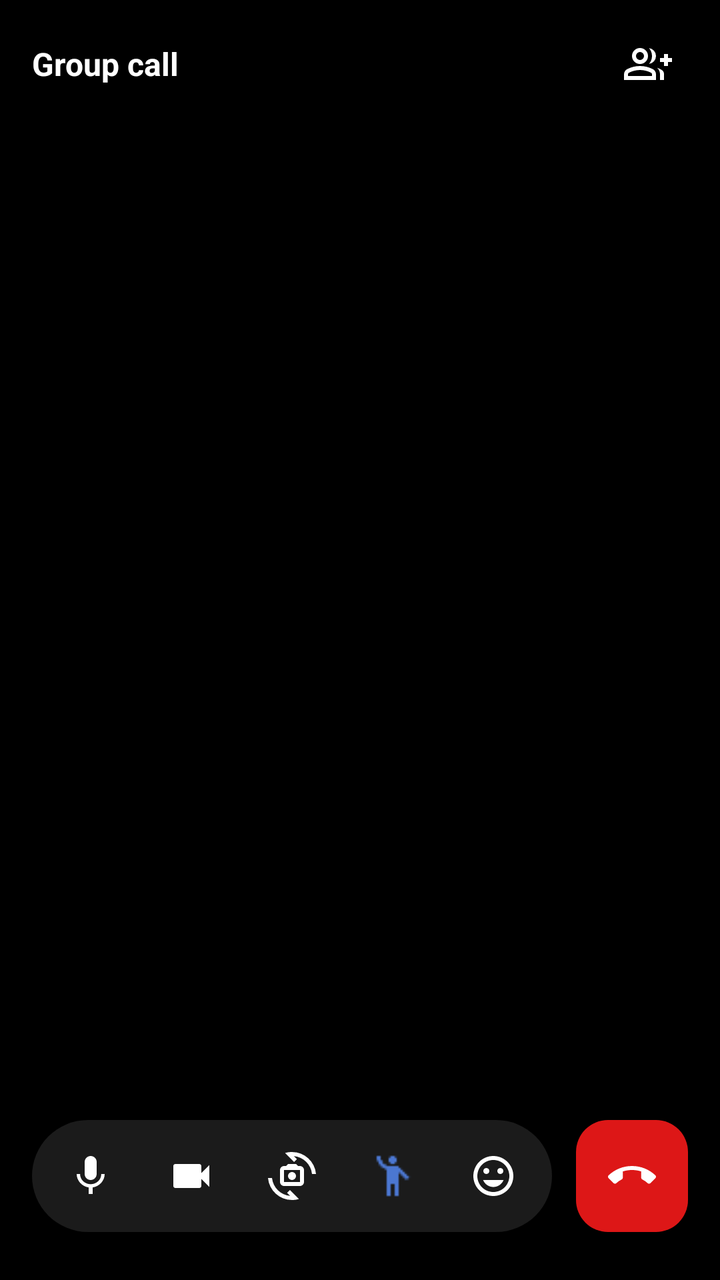
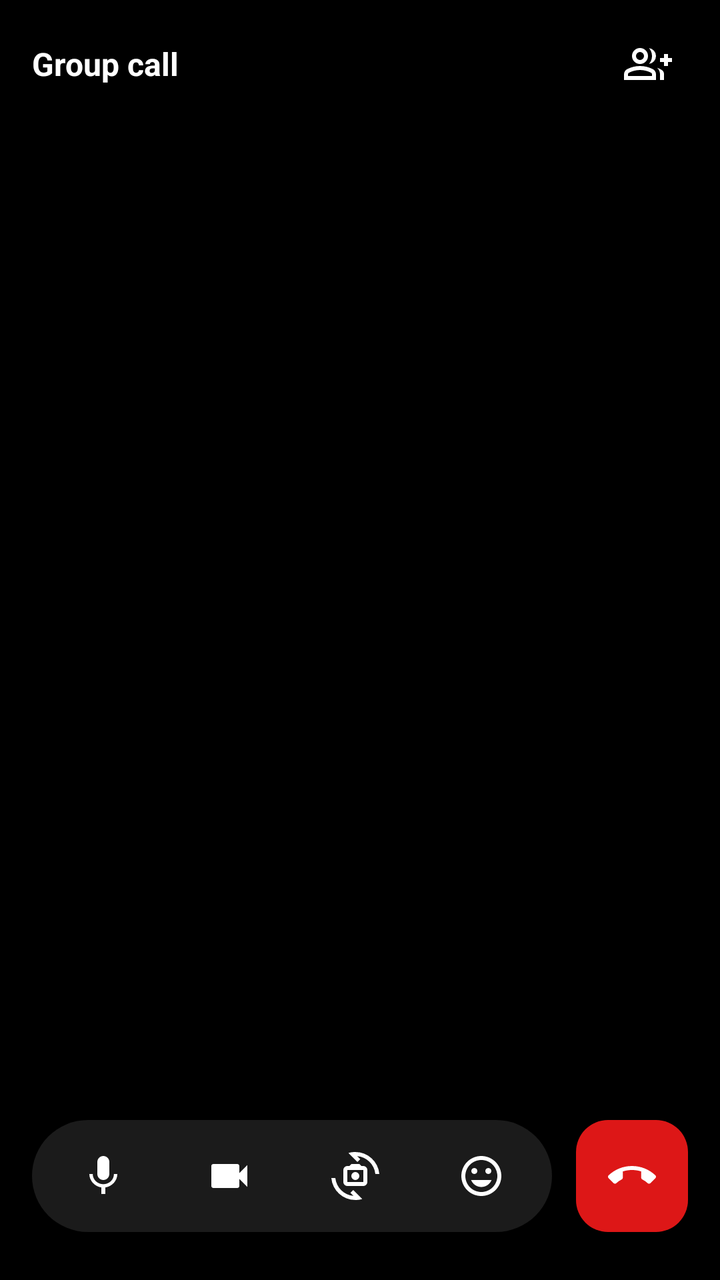

Before-and-after screenshots of an Android layout around one commit, followed by the original layout XML and the change that was made.
<!-- AndroidManifest.xml: application theme MindTheClub -->
<!-- res/layout/group_call.xml -->
<?xml version="1.0" encoding="utf-8"?>
<androidx.constraintlayout.widget.ConstraintLayout
    xmlns:android="http://schemas.android.com/apk/res/android"
    xmlns:app="http://schemas.android.com/apk/res-auto"
    xmlns:tools="http://schemas.android.com/tools"
    android:id="@+id/group_call_container"
    android:layout_width="match_parent"
    android:layout_height="match_parent"
    android:background="@color/black"
    android:keepScreenOn="true">

    
    <androidx.recyclerview.widget.RecyclerView
        android:id="@+id/participants_grid"
        android:layout_width="0dp"
        android:layout_height="0dp"
        android:clipToPadding="false"
        android:paddingTop="56dp"
        android:paddingBottom="96dp"
        app:layout_constraintBottom_toBottomOf="parent"
        app:layout_constraintEnd_toEndOf="parent"
        app:layout_constraintStart_toStartOf="parent"
        app:layout_constraintTop_toTopOf="parent" />

    
    <LinearLayout
        android:id="@+id/top_bar"
        android:layout_width="match_parent"
        android:layout_height="wrap_content"
        android:elevation="8dp"
        android:gravity="center_vertical"
        android:orientation="horizontal"
        android:paddingStart="16dp"
        android:paddingTop="12dp"
        android:paddingEnd="16dp"
        android:paddingBottom="8dp"
        app:layout_constraintEnd_toEndOf="parent"
        app:layout_constraintStart_toStartOf="parent"
        app:layout_constraintTop_toTopOf="parent">

        <TextView
            android:id="@+id/call_title"
            android:layout_width="0dp"
            android:layout_height="wrap_content"
            android:layout_weight="1"
            android:ellipsize="end"
            android:maxLines="1"
            android:text="@string/group_call"
            android:textColor="@color/white"
            android:textSize="16sp"
            android:textStyle="bold" />

        <TextView
            android:id="@+id/call_duration"
            android:layout_width="wrap_content"
            android:layout_height="wrap_content"
            android:layout_marginEnd="12dp"
            android:textColor="@color/white"
            android:textSize="14sp" />

        <ImageButton
            android:id="@+id/btn_add_participant"
            android:layout_width="40dp"
            android:layout_height="40dp"
            android:background="?attr/selectableItemBackgroundBorderless"
            android:contentDescription="@string/group_call_who_to_add"
            android:scaleType="centerInside"
            android:src="@drawable/group_add"
            app:tint="@color/white" />

    </LinearLayout>

    
    <TextView
        android:id="@+id/call_banner"
        android:layout_width="match_parent"
        android:layout_height="wrap_content"
        android:background="#CC1F1F1F"
        android:elevation="8dp"
        android:gravity="center"
        android:paddingStart="16dp"
        android:paddingTop="8dp"
        android:paddingEnd="16dp"
        android:paddingBottom="8dp"
        android:textColor="@color/white"
        android:textSize="13sp"
        android:visibility="gone"
        app:layout_constraintEnd_toEndOf="parent"
        app:layout_constraintStart_toStartOf="parent"
        app:layout_constraintTop_toBottomOf="@+id/top_bar"
        tools:visibility="visible" />

    
    <LinearLayout
        android:id="@+id/reactions_bar"
        android:layout_width="wrap_content"
        android:layout_height="wrap_content"
        android:layout_marginBottom="12dp"
        android:background="@drawable/toolbar_background"
        android:elevation="10dp"
        android:gravity="center"
        android:orientation="horizontal"
        android:paddingStart="12dp"
        android:paddingTop="8dp"
        android:paddingEnd="12dp"
        android:paddingBottom="8dp"
        android:visibility="gone"
        app:layout_constraintBottom_toTopOf="@+id/bottom_controls"
        app:layout_constraintEnd_toEndOf="parent"
        app:layout_constraintStart_toStartOf="parent"
        tools:visibility="visible" />

    <LinearLayout
        android:id="@+id/bottom_controls"
        android:layout_width="match_parent"
        android:layout_height="wrap_content"
        android:baselineAligned="false"
        android:elevation="8dp"
        android:gravity="center_vertical"
        android:orientation="horizontal"
        android:paddingStart="16dp"
        android:paddingEnd="16dp"
        android:paddingBottom="24dp"
        app:layout_constraintBottom_toBottomOf="parent"
        app:layout_constraintEnd_toEndOf="parent"
        app:layout_constraintStart_toStartOf="parent">

        <FrameLayout
            android:layout_width="0dp"
            android:layout_height="56dp"
            android:layout_marginEnd="12dp"
            android:layout_weight="1"
            android:background="@drawable/toolbar_background"
            android:elevation="4dp">

            <LinearLayout
                android:layout_width="match_parent"
                android:layout_height="match_parent"
                android:gravity="center"
                android:orientation="horizontal"
                android:paddingStart="4dp"
                android:paddingEnd="4dp">

                <ImageButton
                    android:id="@+id/btn_mic"
                    android:layout_width="0dp"
                    android:layout_height="48dp"
                    android:layout_weight="1"
                    android:background="?attr/selectableItemBackgroundBorderless"
                    android:contentDescription="@string/muted"
                    android:scaleType="centerInside"
                    android:src="@drawable/microphone"
                    app:tint="@color/white" />

                <ImageButton
                    android:id="@+id/btn_camera"
                    android:layout_width="0dp"
                    android:layout_height="48dp"
                    android:layout_weight="1"
                    android:background="?attr/selectableItemBackgroundBorderless"
                    android:contentDescription="@string/camera"
                    android:scaleType="centerInside"
                    android:src="@drawable/video"
                    app:tint="@color/white" />

                <ImageButton
                    android:id="@+id/btn_switch_camera"
                    android:layout_width="0dp"
                    android:layout_height="48dp"
                    android:layout_weight="1"
                    android:background="?attr/selectableItemBackgroundBorderless"
                    android:contentDescription="@string/camera"
                    android:scaleType="centerInside"
                    android:src="@drawable/camera_switch"
                    app:tint="@color/white" />

                <ImageButton
                    android:id="@+id/btn_hand"
                    android:layout_width="0dp"
                    android:layout_height="48dp"
                    android:layout_weight="1"
                    android:background="?attr/selectableItemBackgroundBorderless"
                    android:contentDescription="@string/raise_hand"
                    android:scaleType="centerInside"
                    android:src="@drawable/person_raised_hand" />

                <ImageButton
                    android:id="@+id/btn_reaction"
                    android:layout_width="0dp"
                    android:layout_height="48dp"
                    android:layout_weight="1"
                    android:background="?attr/selectableItemBackgroundBorderless"
                    android:contentDescription="@string/reactions"
                    android:scaleType="centerInside"
                    android:src="@drawable/emoji"
                    app:tint="@color/white" />

            </LinearLayout>

        </FrameLayout>

        <FrameLayout
            android:layout_width="56dp"
            android:layout_height="56dp"
            android:background="@drawable/fab_background"
            android:elevation="6dp">

            <ImageButton
                android:id="@+id/btn_hang_up"
                android:layout_width="match_parent"
                android:layout_height="match_parent"
                android:background="?attr/selectableItemBackgroundBorderless"
                android:contentDescription="@string/hang_up"
                android:scaleType="centerInside"
                android:src="@drawable/phone_hangup"
                app:tint="@color/white" />

        </FrameLayout>

    </LinearLayout>

</androidx.constraintlayout.widget.ConstraintLayout>
<!-- resources referenced by this layout -->
<resources>
  <color name="black">#FF000000</color>
  <color name="white">#FFFFFF</color>
  <!-- drawable emoji (drawable) -->
  <vector xmlns:android="http://schemas.android.com/apk/res/android"
      android:width="24dp"
      android:height="24dp"
      android:viewportWidth="24"
      android:viewportHeight="24"
      android:tint="?attr/colorControlNormal">
    <path
        android:fillColor="@android:color/white"
        android:pathData="M11.99,2C6.47,2 2,6.48 2,12s4.47,10 9.99,10C17.52,22 22,17.52 22,12S17.52,2 11.99,2zM12,20c-4.42,0 -8,-3.58 -8,-8s3.58,-8 8,-8 8,3.58 8,8 -3.58,8 -8,8zM15.5,11c0.83,0 1.5,-0.67 1.5,-1.5S16.33,8 15.5,8 14,8.67 14,9.5s0.67,1.5 1.5,1.5zM8.5,11c0.83,0 1.5,-0.67 1.5,-1.5S9.33,8 8.5,8 7,8.67 7,9.5 7.67,11 8.5,11zM12,17.5c2.33,0 4.31,-1.46 5.11,-3.5L6.89,14c0.8,2.04 2.78,3.5 5.11,3.5z"/>
  </vector>
  <!-- drawable fab_background (drawable) -->
  <?xml version="1.0" encoding="utf-8"?>
  <shape xmlns:android="http://schemas.android.com/apk/res/android"
      android:shape="rectangle">
  
      <solid android:color="@color/red" />
  
      <corners android:radius="16dp" />
  
  </shape>
  <!-- drawable microphone (drawable) -->
  <vector xmlns:android="http://schemas.android.com/apk/res/android"
      android:width="24dp"
      android:height="24dp"
      android:viewportWidth="24"
      android:viewportHeight="24"
      android:tint="?attr/colorControlNormal">
    <path
        android:fillColor="@android:color/white"
        android:pathData="M12,14c1.66,0 2.99,-1.34 2.99,-3L15,5c0,-1.66 -1.34,-3 -3,-3S9,3.34 9,5v6c0,1.66 1.34,3 3,3zM17.3,11c0,3 -2.54,5.1 -5.3,5.1S6.7,14 6.7,11L5,11c0,3.41 2.72,6.23 6,6.72L11,21h2v-3.28c3.28,-0.48 6,-3.3 6,-6.72h-1.7z"/>
  </vector>
  <!-- drawable person_raised_hand: png bitmap (drawable, 415 bytes) -->
  <!-- drawable toolbar_background (drawable) -->
  <?xml version="1.0" encoding="utf-8"?>
  <shape xmlns:android="http://schemas.android.com/apk/res/android"
      android:shape="rectangle">
  
      
      <solid android:color="#E61F1F1F" />
  
      
      <corners android:radius="28dp" />
  
  </shape>
  <!-- drawable video (drawable) -->
  <vector xmlns:android="http://schemas.android.com/apk/res/android"
      android:width="24dp"
      android:height="24dp"
      android:viewportWidth="24"
      android:viewportHeight="24"
      android:tint="?attr/colorControlNormal">
    <path
        android:fillColor="@android:color/white"
        android:pathData="M17,10.5V7c0,-0.55 -0.45,-1 -1,-1H4c-0.55,0 -1,0.45 -1,1v10c0,0.55 0.45,1 1,1h12c0.55,0 1,-0.45 1,-1v-3.5l4,4v-11l-4,4z"/>
  </vector>
  <string name="camera">Camera</string>
  <string name="group_call">Group call</string>
  <string name="group_call_who_to_add">Who do you want to add?</string>
  <string name="hang_up">Hang up</string>
  <string name="muted">Muted</string>
  <string name="raise_hand">Raise hand</string>
  <string name="reactions">Reactions</string>
  <style name="MindTheClub" parent="Theme.MaterialComponents.Light.NoActionBar">
          <item name="android:windowNoTitle">true</item>
          <item name="android:windowActionBar">false</item>
          <item name="colorPrimary">@color/primary_opaque</item>
          <item name="colorPrimaryDark">@color/primary_dark</item>
          <item name="colorAccent">@color/mtc_accent</item>
          <item name="colorSecondary">@color/white</item>
          <item name="colorOnSecondary">@color/black</item>
          <item name="windowActionModeOverlay">true</item>
          <item name="android:popupBackground">#BDBDBD</item>
          <item name="android:textColor">@android:color/black</item>
          <item name="colorControlNormal">@color/white</item>
      </style>
  <color name="red">#DD1717</color>
  <color name="primary_opaque">#607d9f</color>
  <color name="primary_dark">#0288D1</color>
  <color name="mtc_accent">#03A9F4</color>
  <!-- unchanged entries left out for length: 3 -->
</resources>

<!-- the commit's change to res/layout/group_call.xml (unified diff, before → after) -->
@@ -175,16 +175,6 @@
                     app:tint="@color/white" />
 
                 <ImageButton
-                    android:id="@+id/btn_hand"
-                    android:layout_width="0dp"
-                    android:layout_height="48dp"
-                    android:layout_weight="1"
-                    android:background="?attr/selectableItemBackgroundBorderless"
-                    android:contentDescription="@string/raise_hand"
-                    android:scaleType="centerInside"
-                    android:src="@drawable/person_raised_hand" />
-
-                <ImageButton
                     android:id="@+id/btn_reaction"
                     android:layout_width="0dp"
                     android:layout_height="48dp"
<!-- resource entries referenced after the edit -->
@@ -34,7 +34,6 @@
         android:fillColor="@android:color/white"
         android:pathData="M12,14c1.66,0 2.99,-1.34 2.99,-3L15,5c0,-1.66 -1.34,-3 -3,-3S9,3.34 9,5v6c0,1.66 1.34,3 3,3zM17.3,11c0,3 -2.54,5.1 -5.3,5.1S6.7,14 6.7,11L5,11c0,3.41 2.72,6.23 6,6.72L11,21h2v-3.28c3.28,-0.48 6,-3.3 6,-6.72h-1.7z"/>
   </vector>
-  <!-- drawable person_raised_hand: png bitmap (drawable, 415 bytes) -->
   <!-- drawable toolbar_background (drawable) -->
   <?xml version="1.0" encoding="utf-8"?>
   <shape xmlns:android="http://schemas.android.com/apk/res/android"
@@ -63,7 +62,6 @@
   <string name="group_call_who_to_add">Who do you want to add?</string>
   <string name="hang_up">Hang up</string>
   <string name="muted">Muted</string>
-  <string name="raise_hand">Raise hand</string>
   <string name="reactions">Reactions</string>
   <style name="MindTheClub" parent="Theme.MaterialComponents.Light.NoActionBar">
           <item name="android:windowNoTitle">true</item>
